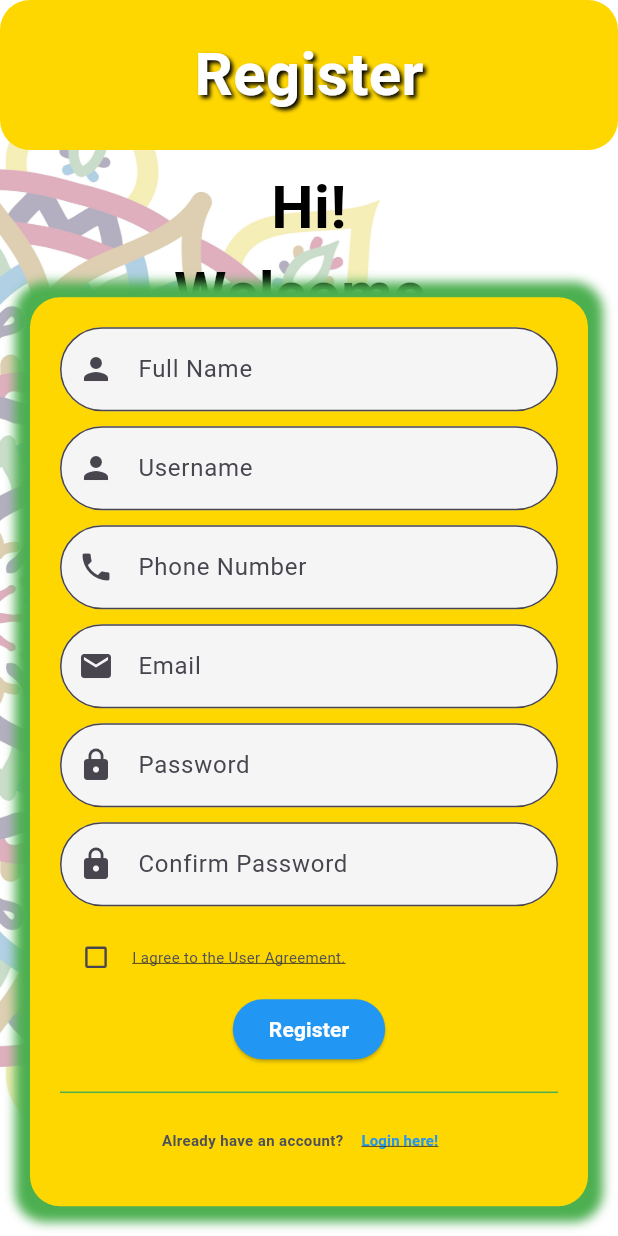
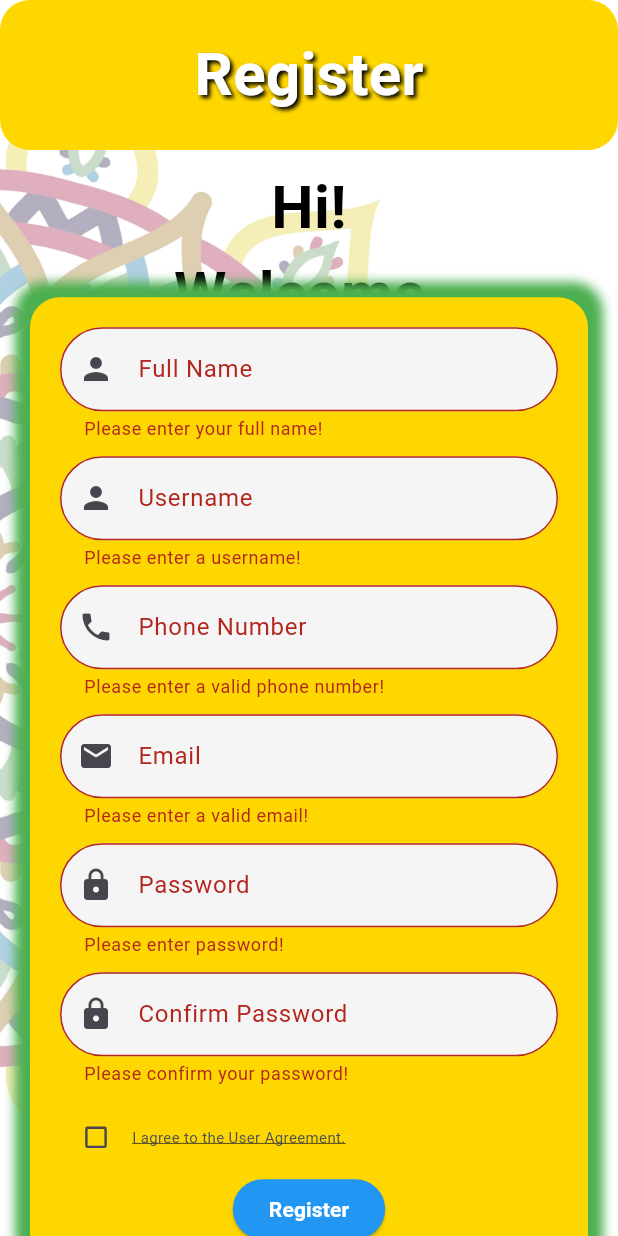
Before and after one commit to ShadipKumarJoshi/batch32a-ShadipKumarJoshi-FLutter-Mandala, a Flutter app: the RegisterScreen screen opened directly, scrolled down 169 dp, after a tap on "Register", on a phone screen of 412 x 824 dp. Run offline on Flutter 3.47's test engine with Material 3 defaults, Android fonts, the phone set to English and light mode, and no system bars.

Commit message:
register validation

```diff
--- a/lib/screen/register_screen.dart
+++ b/lib/screen/register_screen.dart
@@ -1,5 +1,6 @@
 import 'package:final_assignment/screen/login_screen.dart';
 import 'package:final_assignment/utils/colors.dart';
+import 'package:final_assignment/utils/validation.dart';
 import 'package:flutter/material.dart';
 
 class RegisterScreen extends StatefulWidget {
@@ -11,6 +12,24 @@ class RegisterScreen extends StatefulWidget {
 
 class _RegisterScreenState extends State<RegisterScreen> {
   bool? isChecked = false;
+  final _formKey = GlobalKey<FormState>();
+  final _fullNameController = TextEditingController();
+  final _usernameController = TextEditingController();
+  final _phoneNumberController = TextEditingController();
+  final _emailController = TextEditingController();
+  final _passwordController = TextEditingController();
+  final _confirmPasswordController = TextEditingController();
+
+  @override
+  void dispose() {
+    _fullNameController.dispose();
+    _usernameController.dispose();
+    _phoneNumberController.dispose();
+    _emailController.dispose();
+    _passwordController.dispose();
+    _confirmPasswordController.dispose();
+    super.dispose();
+  }
 
   @override
   Widget build(BuildContext context) {
@@ -18,7 +37,8 @@ class _RegisterScreenState extends State<RegisterScreen> {
       decoration: const BoxDecoration(
         image: DecorationImage(
           image: AssetImage('assets/images/dashboard_bg.jpg'),
-            fit: BoxFit.cover),
+          fit: BoxFit.cover,
+        ),
       ),
       child: Scaffold(
         backgroundColor: Colors.transparent,
@@ -26,7 +46,7 @@ class _RegisterScreenState extends State<RegisterScreen> {
           preferredSize: const Size.fromHeight(100),
           child: Container(
             decoration: BoxDecoration(
-              borderRadius: BorderRadius.circular(20), // Rounded edges
+              borderRadius: BorderRadius.circular(20),
               color: goldColor,
             ),
             child: const Center(
@@ -50,7 +70,6 @@ class _RegisterScreenState extends State<RegisterScreen> {
         ),
         body: Stack(
           children: [
-            // Container(),
             Container(
               padding: const EdgeInsets.all(10),
               child: const Column(
@@ -67,7 +86,7 @@ class _RegisterScreenState extends State<RegisterScreen> {
                       ),
                     ),
                   ),
-                  SizedBox(height: 10), // Add some space between texts
+                  SizedBox(height: 10),
                   Center(
                     child: Text(
                       'Please enter your details to register!',
@@ -84,7 +103,10 @@ class _RegisterScreenState extends State<RegisterScreen> {
             SingleChildScrollView(
               child: Container(
                 padding: EdgeInsets.only(
-                    top: MediaQuery.of(context).size.height * 0.3),
+                  top: MediaQuery.of(context).size.height * 0.3,
+                ),
+                child: Form(
+                  key: _formKey,
                   child: Column(
                     crossAxisAlignment: CrossAxisAlignment.start,
                     children: [
@@ -101,12 +123,14 @@ class _RegisterScreenState extends State<RegisterScreen> {
                               color: Colors.green,
                               spreadRadius: 10,
                             ),
-                          ]),
+                          ],
+                        ),
                         child: Padding(
                           padding: const EdgeInsets.all(20.0),
                           child: Column(
                             children: [
                               TextFormField(
+                                controller: _fullNameController,
                                 style: const TextStyle(color: Colors.black),
                                 decoration: InputDecoration(
                                   fillColor: Colors.grey.shade100,
@@ -115,10 +139,14 @@ class _RegisterScreenState extends State<RegisterScreen> {
                                   prefixIcon: const Icon(Icons.person),
                                   border: OutlineInputBorder(
                                     borderRadius: BorderRadius.circular(50),
-                                  )),
+                                  ),
+                                ),
+                                validator: (value) =>
+                                    validateFullName(value ?? ''),
                               ),
                               const SizedBox(height: 10),
                               TextFormField(
+                                controller: _usernameController,
                                 style: const TextStyle(color: Colors.black),
                                 decoration: InputDecoration(
                                   fillColor: Colors.grey.shade100,
@@ -127,10 +155,14 @@ class _RegisterScreenState extends State<RegisterScreen> {
                                   prefixIcon: const Icon(Icons.person),
                                   border: OutlineInputBorder(
                                     borderRadius: BorderRadius.circular(50),
-                                  )),
+                                  ),
+                                ),
+                                validator: (value) =>
+                                    validateUsername(value ?? ''),
                               ),
                               const SizedBox(height: 10),
                               TextFormField(
+                                controller: _phoneNumberController,
                                 style: const TextStyle(color: Colors.black),
                                 decoration: InputDecoration(
                                   fillColor: Colors.grey.shade100,
@@ -139,10 +171,16 @@ class _RegisterScreenState extends State<RegisterScreen> {
                                   prefixIcon: const Icon(Icons.phone),
                                   border: OutlineInputBorder(
                                     borderRadius: BorderRadius.circular(50),
-                                  )),
+                                  ),
+                                ),
+                                validator: (value) =>
+                                    isPhoneNumberValid(value ?? '')
+                                        ? null
+                                        : 'Please enter a valid phone number!',
                               ),
                               const SizedBox(height: 10),
                               TextFormField(
+                                controller: _emailController,
                                 style: const TextStyle(color: Colors.black),
                                 decoration: InputDecoration(
                                   fillColor: Colors.grey.shade100,
@@ -151,10 +189,15 @@ class _RegisterScreenState extends State<RegisterScreen> {
                                   prefixIcon: const Icon(Icons.email),
                                   border: OutlineInputBorder(
                                     borderRadius: BorderRadius.circular(50),
-                                  )),
+                                  ),
+                                ),
+                                validator: (value) => isEmailValid(value ?? '')
+                                    ? null
+                                    : 'Please enter a valid email!',
                               ),
                               const SizedBox(height: 10),
                               TextFormField(
+                                controller: _passwordController,
                                 style: const TextStyle(),
                                 obscureText: true,
                                 decoration: InputDecoration(
@@ -164,10 +207,14 @@ class _RegisterScreenState extends State<RegisterScreen> {
                                   prefixIcon: const Icon(Icons.lock),
                                   border: OutlineInputBorder(
                                     borderRadius: BorderRadius.circular(50),
-                                  )),
+                                  ),
+                                ),
+                                validator: (value) =>
+                                    validatePassword(value ?? ''),
                               ),
                               const SizedBox(height: 10),
                               TextFormField(
+                                controller: _confirmPasswordController,
                                 style: const TextStyle(),
                                 obscureText: true,
                                 decoration: InputDecoration(
@@ -177,11 +224,15 @@ class _RegisterScreenState extends State<RegisterScreen> {
                                   prefixIcon: const Icon(Icons.lock),
                                   border: OutlineInputBorder(
                                     borderRadius: BorderRadius.circular(50),
-                                  )),
+                                  ),
+                                ),
+                                validator: (value) => validateConfirmPassword(
+                                    _passwordController.text, value ?? ''),
                               ),
                               const SizedBox(height: 10),
                               Row(
-                              mainAxisAlignment: MainAxisAlignment.spaceBetween,
+                                mainAxisAlignment:
+                                    MainAxisAlignment.spaceBetween,
                                 children: [
                                   Row(
                                     children: [
@@ -212,7 +263,10 @@ class _RegisterScreenState extends State<RegisterScreen> {
                               ),
                               ElevatedButton(
                                 onPressed: () {
+                                  if (_formKey.currentState?.validate() ??
+                                      false) {
                                     print("Register button pressed");
+                                  }
                                 },
                                 style: ElevatedButton.styleFrom(
                                   backgroundColor: Colors.blue,
@@ -256,14 +310,16 @@ class _RegisterScreenState extends State<RegisterScreen> {
                                         decoration: TextDecoration.underline,
                                         color: Colors.blue,
                                       ),
-                                    )),
+                                    ),
+                                  ),
                                 ],
-                            )
+                              ),
                             ],
                           ),
                         ),
-                    )
+                      ),
                     ],
+                  ),
                 ),
               ),
             ),
@@ -273,11 +329,3 @@ class _RegisterScreenState extends State<RegisterScreen> {
     );
   }
 }
-
-
-
-
-
-
-// gold
-//  backgroundColor: const goldColor,
--- a/lib/utils/validation.dart
+++ b/lib/utils/validation.dart
@@ -1,5 +1,4 @@
 bool isEmailValid(String email) {
-  // Regular expression to validate email
   final RegExp emailRegExp = RegExp(
     r'^[a-zA-Z0-9._]+@[a-zA-Z0-9]+\.[a-zA-Z]+',
   );
@@ -7,7 +6,6 @@ bool isEmailValid(String email) {
 }
 
 bool isPhoneNumberValid(String phone) {
-  // Regular expression to validate 10 digit phone number starting with 9
   final RegExp phoneRegExp = RegExp(
     r'^9\d{9}$',
   );
@@ -18,7 +16,7 @@ String? validateEmailOrPhone(String value) {
   if (value.isEmpty) {
     return 'Please enter email or phone number!';
   } else if (!isEmailValid(value) && !isPhoneNumberValid(value)) {
-    return 'Please enter a valid email or a phone number! ';
+    return 'Please enter a valid email or a phone number!';
   }
   return null;
 }
@@ -26,6 +24,41 @@ String? validateEmailOrPhone(String value) {
 String? validatePassword(String value) {
   if (value.isEmpty) {
     return 'Please enter password!';
+  } else if (value.length < 8) {
+    return 'Password must be at least 8 characters long!';
   }
   return null;
 }
+
+String? validateFullName(String value) {
+  final RegExp nameRegExp = RegExp(
+    r'^[A-Z][a-z]*([ ][A-Z][a-z]*)*$',
+  );
+  if (value.isEmpty) {
+    return 'Please enter your full name!';
+  } else if (!nameRegExp.hasMatch(value)) {
+    return 'Please enter a valid full name! Eg: Alex Gott';
+  }
+  return null;
+}
+
+String? validateUsername(String value) {
+  final RegExp usernameRegExp = RegExp(
+    r'^[a-zA-Z0-9]+$',
+  );
+  if (value.isEmpty) {
+    return 'Please enter a username!';
+  } else if (!usernameRegExp.hasMatch(value)) {
+    return 'Username can only contain alphabets and numbers!';
+  }
+  return null;
+}
+
+String? validateConfirmPassword(String password, String confirmPassword) {
+  if (confirmPassword.isEmpty) {
+    return 'Please confirm your password!';
+  } else if (password != confirmPassword) {
+    return 'Passwords do not match!';
+  }
+  return null;
+}
```
Lines whose indentation alone changed are shown as unchanged.
